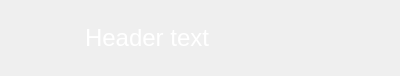
Old version of the form retroshare-gui/src/gui/common/HeaderFrame.ui in the repository RetroShare/RetroShare.
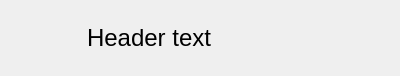
New version of the form. Icons and pictures are not drawn.

```diff
--- a/retroshare-gui/src/gui/common/HeaderFrame.ui
+++ b/retroshare-gui/src/gui/common/HeaderFrame.ui
@@ -18,20 +18,6 @@
   </property>
   <layout class="QHBoxLayout" name="horizontalLayout">
    <property name="spacing">
-    <number>0</number>
-   </property>
-   <property name="margin">
-    <number>0</number>
-   </property>
-   <item>
-    <widget class="QFrame" name="headerFrame">
-     <property name="styleSheet">
-      <string notr="true">QFrame#headerFrame {
-	background-image: url(:/images/headerFrame.png);
-} </string>
-     </property>
-     <layout class="QHBoxLayout" name="headerFrameLayout">
-      <property name="spacing">
        <number>12</number>
       </property>
       <property name="topMargin">
@@ -61,43 +47,6 @@
       </item>
       <item>
        <widget class="QLabel" name="headerLabel">
-        <property name="palette">
-         <palette>
-          <active>
-           <colorrole role="WindowText">
-            <brush brushstyle="SolidPattern">
-             <color alpha="255">
-              <red>255</red>
-              <green>255</green>
-              <blue>255</blue>
-             </color>
-            </brush>
-           </colorrole>
-          </active>
-          <inactive>
-           <colorrole role="WindowText">
-            <brush brushstyle="SolidPattern">
-             <color alpha="255">
-              <red>255</red>
-              <green>255</green>
-              <blue>255</blue>
-             </color>
-            </brush>
-           </colorrole>
-          </inactive>
-          <disabled>
-           <colorrole role="WindowText">
-            <brush brushstyle="SolidPattern">
-             <color alpha="255">
-              <red>118</red>
-              <green>116</green>
-              <blue>108</blue>
-             </color>
-            </brush>
-           </colorrole>
-          </disabled>
-         </palette>
-        </property>
         <property name="font">
          <font>
           <pointsize>18</pointsize>
@@ -106,9 +55,6 @@
         <property name="text">
          <string notr="true">Header text</string>
         </property>
-       </widget>
-      </item>
-     </layout>
     </widget>
    </item>
   </layout>
```
Lines whose indentation alone changed are shown as unchanged.
